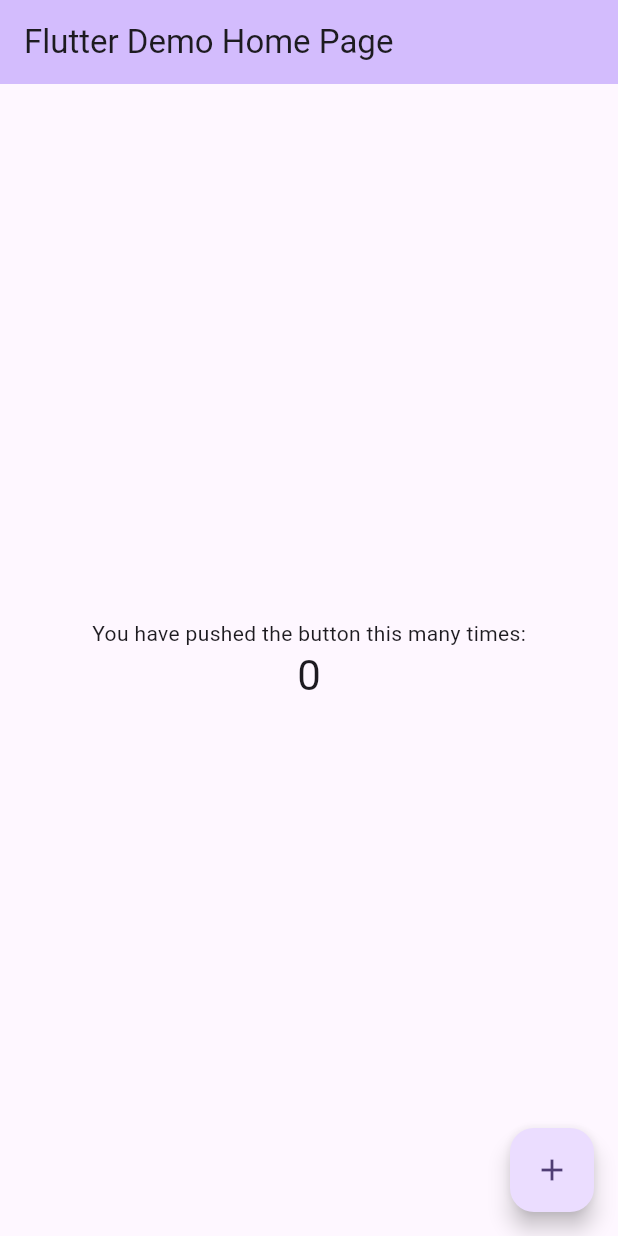
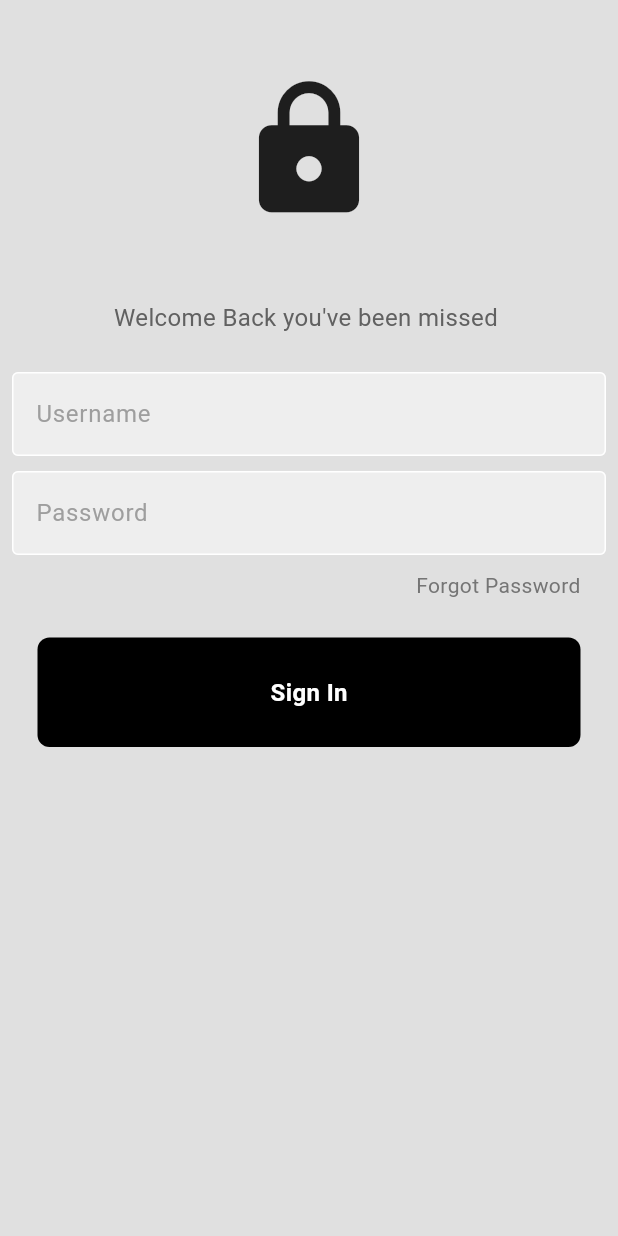
Before and after one commit to TheBigJae/auth-sys, a Flutter app: the screen it shows after launch, on a phone screen of 412 x 824 dp. Run offline on Flutter 3.47's test engine with Material 3 defaults, Android fonts, the phone set to English and light mode, and no system bars.

Commit message:
Login Screen Page

```diff
--- /dev/null
+++ b/lib/components/my_button.dart
@@ -0,0 +1,30 @@
+import 'package:flutter/material.dart';
+
+class MyButton extends StatelessWidget {
+
+  final Function()? onTap;
+
+   MyButton({super.key, required this.onTap});
+
+  @override
+  Widget build(BuildContext context) {
+    return GestureDetector(
+      onTap:onTap ,
+      child: Container(
+        padding: EdgeInsets.all(25),
+        margin: EdgeInsets.symmetric(horizontal: 25),
+        decoration: BoxDecoration(
+            color: Colors.black, borderRadius: BorderRadius.circular(8)),
+        child: Center(
+          child: Text(
+            'Sign In',
+            style: TextStyle(color: Colors.white,
+            fontWeight: FontWeight.bold,
+            fontSize: 16,
+            ),
+          ),
+        ),
+      ),
+    );
+  }
+}
--- /dev/null
+++ b/lib/components/my_textfield.dart
@@ -0,0 +1,29 @@
+import 'package:flutter/material.dart';
+
+class MyTextField extends StatelessWidget {
+  final controller;
+  final String hintText;
+  final bool obscureText;
+  const MyTextField({super.key, required this.controller, required this.hintText, required this.obscureText});
+
+  @override
+  Widget build(BuildContext context) {
+    return Padding(
+      padding: const EdgeInsets.symmetric(horizontal: 8.0),
+      child: TextField(
+        controller: controller,
+        obscureText: obscureText,
+        decoration: InputDecoration(
+            enabledBorder:
+                OutlineInputBorder(borderSide: BorderSide(color: Colors.white)),
+            focusedBorder:
+                OutlineInputBorder(borderSide: BorderSide(color: Colors.white)),
+            fillColor: Colors.grey.shade200,
+            filled: true,
+            hintText: hintText,
+            hintStyle: TextStyle(color: Colors.grey[500])
+            ),
+      ),
+    );
+  }
+}
--- a/lib/main.dart
+++ b/lib/main.dart
@@ -1,5 +1,5 @@
 import 'package:flutter/material.dart';
-
+import 'package:authentication/pages/login_page.dart';
 void main() {
   runApp(const MyApp());
 }
@@ -12,114 +12,7 @@ class MyApp extends StatelessWidget {
   Widget build(BuildContext context) {
     return MaterialApp(
       title: 'Flutter Demo',
-      theme: ThemeData(
-        // This is the theme of your application.
-        //
-        // TRY THIS: Try running your application with "flutter run". You'll see
-        // the application has a blue toolbar. Then, without quitting the app,
-        // try changing the seedColor in the colorScheme below to Colors.green
-        // and then invoke "hot reload" (save your changes or press the "hot
-        // reload" button in a Flutter-supported IDE, or press "r" if you used
-        // the command line to start the app).
-        //
-        // Notice that the counter didn't reset back to zero; the application
-        // state is not lost during the reload. To reset the state, use hot
-        // restart instead.
-        //
-        // This works for code too, not just values: Most code changes can be
-        // tested with just a hot reload.
-        colorScheme: ColorScheme.fromSeed(seedColor: Colors.deepPurple),
-        useMaterial3: true,
-      ),
-      home: const MyHomePage(title: 'Flutter Demo Home Page'),
+      home: LoginPage(),
     );
   }
 }
-
-class MyHomePage extends StatefulWidget {
-  const MyHomePage({super.key, required this.title});
-
-  // This widget is the home page of your application. It is stateful, meaning
-  // that it has a State object (defined below) that contains fields that affect
-  // how it looks.
-
-  // This class is the configuration for the state. It holds the values (in this
-  // case the title) provided by the parent (in this case the App widget) and
-  // used by the build method of the State. Fields in a Widget subclass are
-  // always marked "final".
-
-  final String title;
-
-  @override
-  State<MyHomePage> createState() => _MyHomePageState();
-}
-
-class _MyHomePageState extends State<MyHomePage> {
-  int _counter = 0;
-
-  void _incrementCounter() {
-    setState(() {
-      // This call to setState tells the Flutter framework that something has
-      // changed in this State, which causes it to rerun the build method below
-      // so that the display can reflect the updated values. If we changed
-      // _counter without calling setState(), then the build method would not be
-      // called again, and so nothing would appear to happen.
-      _counter++;
-    });
-  }
-
-  @override
-  Widget build(BuildContext context) {
-    // This method is rerun every time setState is called, for instance as done
-    // by the _incrementCounter method above.
-    //
-    // The Flutter framework has been optimized to make rerunning build methods
-    // fast, so that you can just rebuild anything that needs updating rather
-    // than having to individually change instances of widgets.
-    return Scaffold(
-      appBar: AppBar(
-        // TRY THIS: Try changing the color here to a specific color (to
-        // Colors.amber, perhaps?) and trigger a hot reload to see the AppBar
-        // change color while the other colors stay the same.
-        backgroundColor: Theme.of(context).colorScheme.inversePrimary,
-        // Here we take the value from the MyHomePage object that was created by
-        // the App.build method, and use it to set our appbar title.
-        title: Text(widget.title),
-      ),
-      body: Center(
-        // Center is a layout widget. It takes a single child and positions it
-        // in the middle of the parent.
-        child: Column(
-          // Column is also a layout widget. It takes a list of children and
-          // arranges them vertically. By default, it sizes itself to fit its
-          // children horizontally, and tries to be as tall as its parent.
-          //
-          // Column has various properties to control how it sizes itself and
-          // how it positions its children. Here we use mainAxisAlignment to
-          // center the children vertically; the main axis here is the vertical
-          // axis because Columns are vertical (the cross axis would be
-          // horizontal).
-          //
-          // TRY THIS: Invoke "debug painting" (choose the "Toggle Debug Paint"
-          // action in the IDE, or press "p" in the console), to see the
-          // wireframe for each widget.
-          mainAxisAlignment: MainAxisAlignment.center,
-          children: <Widget>[
-            const Text(
-              'You have pushed the button this many times:',
-            ),
-            Text(
-              '$_counter',
-              style: Theme.of(context).textTheme.headlineMedium,
-            ),
-          ],
-        ),
-      ),
-      floatingActionButton: FloatingActionButton(
-        onPressed: _incrementCounter,
-        tooltip: 'Increment',
-        child: const Icon(Icons.add),
-      ), // This trailing comma makes auto-formatting nicer for build methods.
-    );
-  }
-}
--- /dev/null
+++ b/lib/pages/login_page.dart
@@ -0,0 +1,84 @@
+import 'package:authentication/components/my_button.dart';
+import 'package:authentication/components/my_textfield.dart';
+import 'package:flutter/material.dart';
+
+class LoginPage extends StatelessWidget {
+  LoginPage({super.key});
+
+  //textediting controllers
+
+  final usernameController = TextEditingController();
+  final passwordController = TextEditingController();
+// sign user in method
+  void signUserIn(){}
+
+  @override
+  Widget build(BuildContext context) {
+    return Scaffold(
+      backgroundColor: Colors.grey[300],
+      body: SafeArea(
+          child: Center(
+        child: Column(
+          children: [
+            // Lock Logo
+            SizedBox(
+              height: 50,
+            ),
+            Icon(
+              Icons.lock,
+              size: 100,
+            ),
+            SizedBox(
+              height: 50,
+            ),
+            Text(
+              'Welcome Back you\'ve been missed ',
+              style: TextStyle(color: Colors.grey[700], fontSize: 16),
+            ),
+            const SizedBox(
+              height: 25,
+            ),
+
+            // Username Textfield
+            MyTextField(
+              controller: usernameController,
+              hintText: "Username",
+              obscureText: true,
+            ),
+
+            const SizedBox(
+              height: 10,
+            ),
+            // Password Textfield
+            MyTextField(
+              controller: passwordController,
+              hintText: "Password",
+              obscureText: false,
+            ),
+            SizedBox(height: 10,),
+            //Forgot Password
+            Padding(
+              padding: const EdgeInsets.symmetric(horizontal:25.0),
+              child: Row(
+                mainAxisAlignment: MainAxisAlignment.end,
+                children: [
+                  Text('Forgot Password',
+                  style: TextStyle(color: Colors.grey[600]),),
+                ],
+              ),
+            ),
+
+            SizedBox(height: 25,),
+            //Sign In Button
+            MyButton(onTap: signUserIn,),
+
+            SizedBox(height: 50,)
+            //Or continue with
+
+            // Google Sign In Button
+          ],
+        ),
+      )),
+    );
+  }
+}
```
